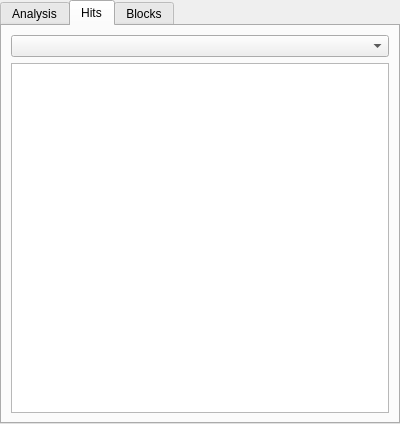
This is src/ui/controlwidget.ui in elsamuko/copymove2 as Qt 5 draws it before an edit. The edited form follows.
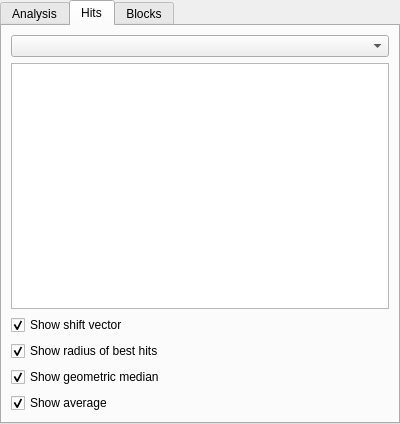
This is the edited form. The open tabs and pages were chosen to show the change.

Commit message: chg: added hit paint options

The edit to the form file:
```diff
--- a/src/ui/controlwidget.ui
+++ b/src/ui/controlwidget.ui
@@ -122,15 +122,62 @@
        <string>Hits</string>
       </attribute>
       <layout class="QGridLayout" name="gridLayout_2">
-       <item row="0" column="0">
+       <item row="4" column="0">
+        <widget class="QCheckBox" name="checkBoxShowBestHits">
+         <property name="text">
+          <string>Show radius of best hits</string>
+         </property>
+         <property name="checked">
+          <bool>true</bool>
+         </property>
+        </widget>
+       </item>
+       <item row="6" column="0">
+        <widget class="QCheckBox" name="checkBoxShowAverage">
+         <property name="text">
+          <string>Show average</string>
+         </property>
+         <property name="checked">
+          <bool>true</bool>
+         </property>
+        </widget>
+       </item>
+       <item row="5" column="0">
+        <widget class="QCheckBox" name="checkBoxShowMedian">
+         <property name="text">
+          <string>Show geometric median</string>
+         </property>
+         <property name="checked">
+          <bool>true</bool>
+         </property>
+        </widget>
+       </item>
+       <item row="3" column="0">
+        <widget class="QCheckBox" name="checkBoxShowShift">
+         <property name="text">
+          <string>Show shift vector</string>
+         </property>
+         <property name="checked">
+          <bool>true</bool>
+         </property>
+        </widget>
+       </item>
+       <item row="1" column="0" colspan="2">
+        <widget class="QTextBrowser" name="textHit"/>
+       </item>
+       <item row="0" column="0" colspan="2">
         <widget class="QComboBox" name="comboHits">
          <property name="focusPolicy">
           <enum>Qt::StrongFocus</enum>
          </property>
         </widget>
        </item>
-       <item row="1" column="0">
-        <widget class="QTextBrowser" name="textHit"/>
+       <item row="3" column="1" rowspan="4">
+        <widget class="QLabel" name="labelHitPreview">
+         <property name="text">
+          <string/>
+         </property>
+        </widget>
        </item>
       </layout>
      </widget>
```
The commit also changes 2 other files.
